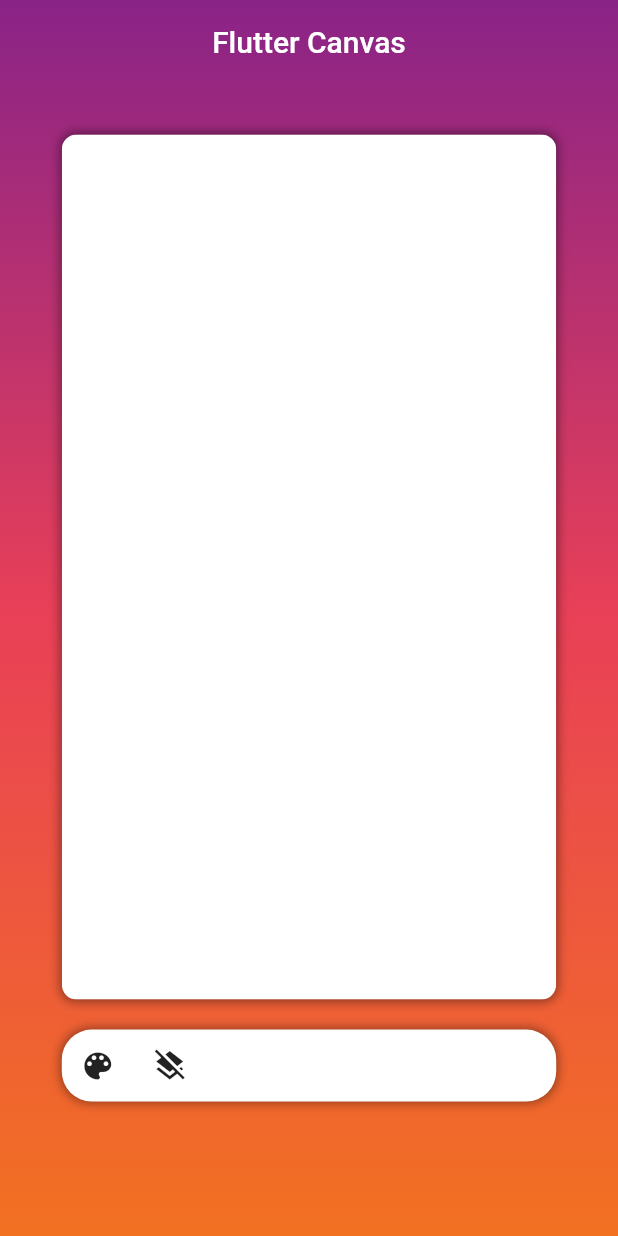
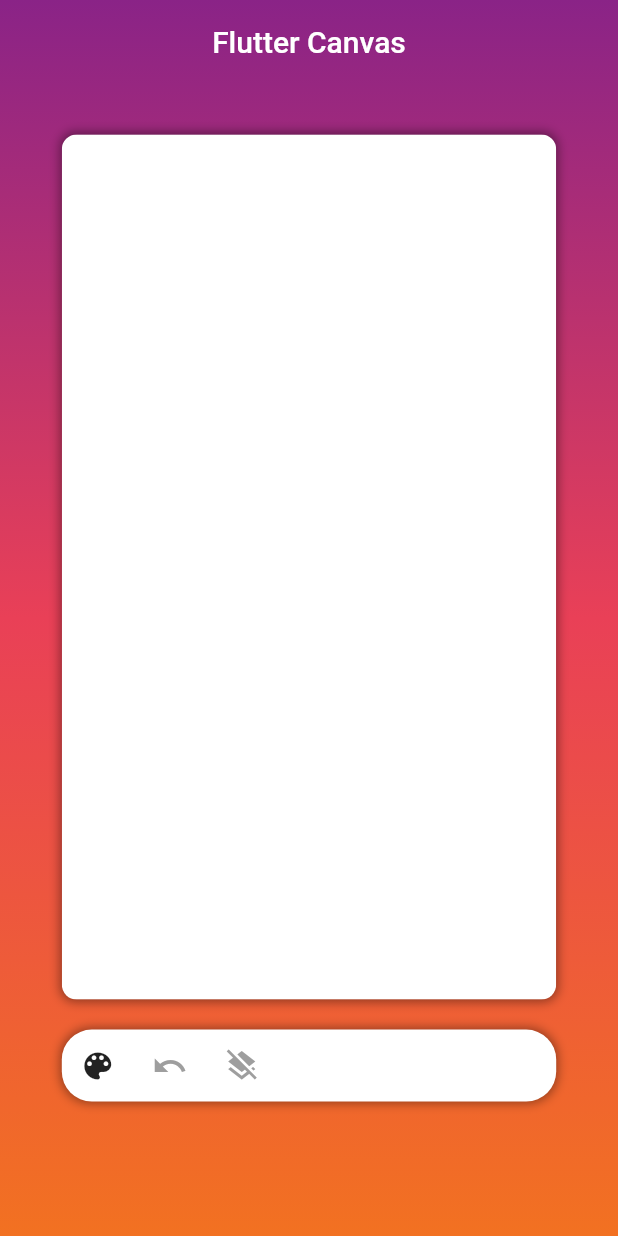
Before and after one commit to Mn-Rafi/flutter_drawing_app, a Flutter app: the screen it shows after launch, after a tap on the "layers clear" icon, on a phone screen of 412 x 824 dp. Run offline on Flutter 3.47's test engine with Material 2 defaults, Android fonts, the phone set to English and light mode, and no system bars; our stand-ins replace flutter_colorpicker.

Commit message:
Added undo functionality

```diff
--- a/lib/main.dart
+++ b/lib/main.dart
@@ -34,6 +34,20 @@ class MyHomePage extends StatefulWidget {
 
 class _MyHomePageState extends State<MyHomePage> {
   List<Offset?> points = [];
+  late Color brushColor;
+  late double brushSize;
+
+  int? startPosition;
+  int? endPosition;
+
+  List<List<int>> undoPositions = [];
+
+  @override
+  void initState() {
+    super.initState();
+    brushColor = Colors.black;
+    brushSize = 2.0;
+  }
 
   @override
   Widget build(BuildContext context) {
@@ -79,27 +93,31 @@ class _MyHomePageState extends State<MyHomePage> {
                       ]),
                   child: GestureDetector(
                     onPanDown: (details) {
-                      print('1');
+                      startPosition = points.length;
                       this.setState(() {
                         points.add(details.localPosition);
                       });
                     },
                     onPanUpdate: (details) {
-                      print('2');
                       this.setState(() {
                         points.add(details.localPosition);
                       });
                     },
                     onPanEnd: (details) {
-                      print('3');
+                      endPosition = points.length;
                       this.setState(() {
                         points.add(null);
                       });
+                      if (startPosition != null && endPosition != null)
+                        undoPositions.add([startPosition!, endPosition!]);
+                      startPosition = null;
+                      endPosition = null;
                     },
                     child: ClipRRect(
                       borderRadius: BorderRadius.circular(10),
                       child: CustomPaint(
-                        painter: MyCustomPainter(points),
+                        painter:
+                            MyCustomPainter(points, brushColor, brushSize),
                       ),
                     ),
                   ),
@@ -123,7 +141,34 @@ class _MyHomePageState extends State<MyHomePage> {
                       IconButton(
                           onPressed: () {}, icon: Icon(Icons.color_lens)),
                       IconButton(
-                          onPressed: () {}, icon: Icon(Icons.layers_clear))
+                          onPressed: () {
+                            if (undoPositions.isNotEmpty) {
+                              this.setState(() {
+                                points.replaceRange(undoPositions.last[0],
+                                    undoPositions.last[1], []);
+                              });
+                              undoPositions.removeLast();
+                            }
+                          },
+                          icon: Icon(
+                            Icons.undo,
+                            color: undoPositions.isNotEmpty
+                                ? Colors.black
+                                : Colors.grey,
+                          )),
+                      IconButton(
+                          onPressed: () {
+                            this.setState(() {
+                              points.clear();
+                              undoPositions.clear();
+                            });
+                          },
+                          icon: Icon(
+                            Icons.layers_clear,
+                            color: undoPositions.isNotEmpty
+                                ? Colors.black
+                                : Colors.grey,
+                          ))
                     ],
                   ),
                 )
@@ -138,8 +183,10 @@ class _MyHomePageState extends State<MyHomePage> {
 
 class MyCustomPainter extends CustomPainter {
   final List<Offset?> points;
+  final Color brushColor;
+  final double brushSize;
 
-  MyCustomPainter(this.points);
+  MyCustomPainter(this.points, this.brushColor, this.brushSize);
 
   @override
   void paint(Canvas canvas, Size size) {
@@ -147,8 +194,8 @@ class MyCustomPainter extends CustomPainter {
     Rect rect = Rect.fromLTWH(0, 0, size.width, size.height);
     canvas.drawRect(rect, background);
     Paint paint = Paint();
-    paint.color = Colors.black;
-    paint.strokeWidth = 2.0;
+    paint.color = brushColor;
+    paint.strokeWidth = brushSize;
     paint.isAntiAlias = true;
     paint.strokeCap = StrokeCap.round;
 
```
